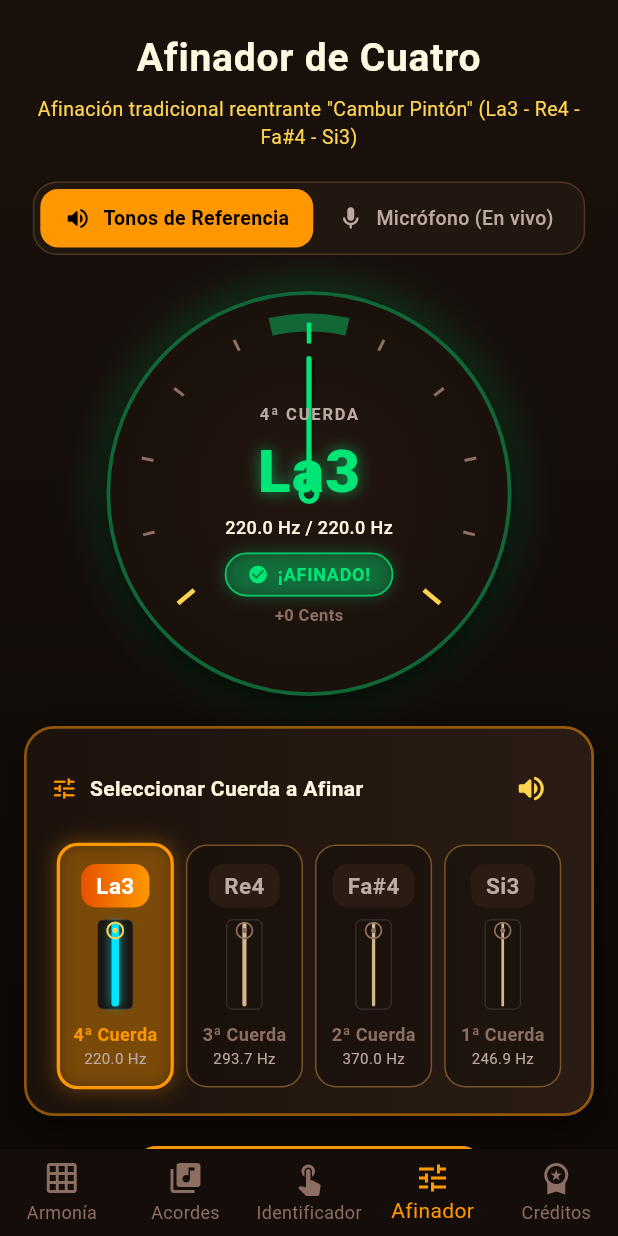
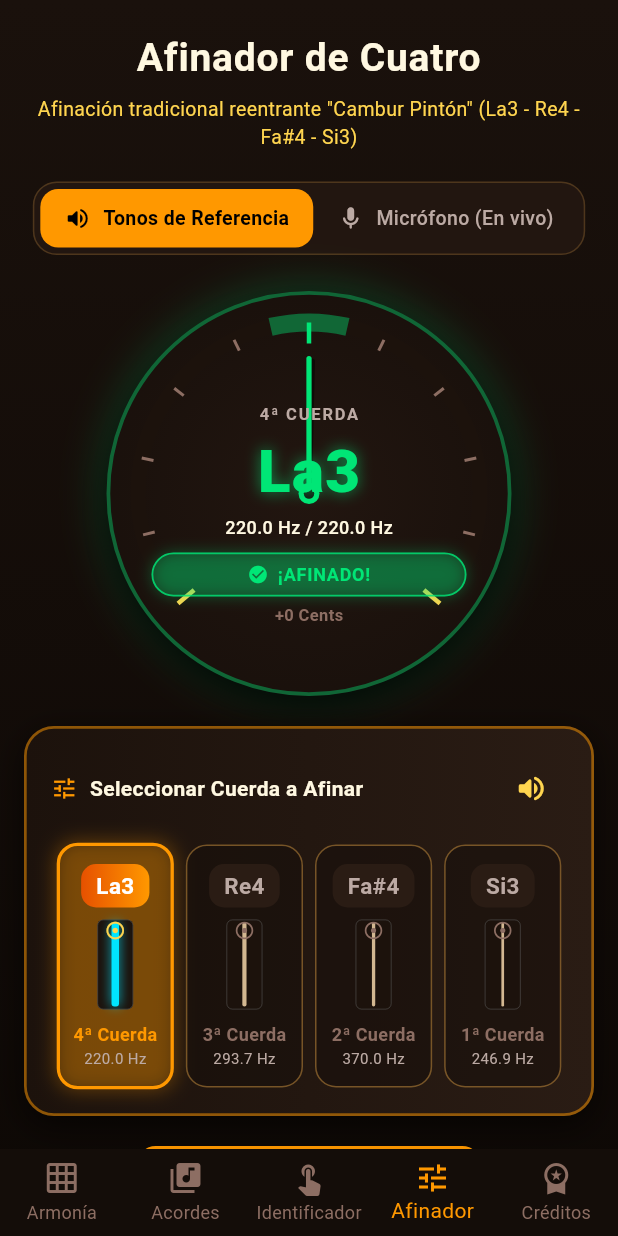
Before and after one commit to rookielector/cambur_pinton, a Flutter app: the screen it shows after launch, item 4 of the bottom bar chosen, on a phone screen of 412 x 824 dp. Run offline on Flutter 3.47's test engine with Material 3 defaults, Android fonts, the phone set to English and light mode, and no system bars; our stand-ins replace audioplayers; missing offline and left inert: dart:html, dart:js.

Commit message:
Correccion de errores en afinador

```diff
--- a/lib/presentation/screens/tab_tuner_screen.dart
+++ b/lib/presentation/screens/tab_tuner_screen.dart
@@ -393,6 +393,7 @@ class _TabTunerScreenState extends State<TabTunerScreen> {
           borderRadius: BorderRadius.circular(12),
         ),
         child: Row(
+          mainAxisSize: MainAxisSize.min,
           children: [
             Icon(
               icon,
@@ -429,12 +430,14 @@ class _TabTunerScreenState extends State<TabTunerScreen> {
                   size: 22,
                 ),
                 SizedBox(width: 10),
-                Text(
-                  'Instrucciones y Afinación Tradicional del Cuatro',
-                  style: TextStyle(
-                    color: AppColors.textPrimary,
-                    fontWeight: FontWeight.bold,
-                    fontSize: 16,
+                Expanded(
+                  child: Text(
+                    'Instrucciones y Afinación Tradicional del Cuatro',
+                    style: TextStyle(
+                      color: AppColors.textPrimary,
+                      fontWeight: FontWeight.bold,
+                      fontSize: 16,
+                    ),
                   ),
                 ),
               ],
--- a/lib/presentation/widgets/circular_tuner_dial_widget.dart
+++ b/lib/presentation/widgets/circular_tuner_dial_widget.dart
@@ -200,6 +200,7 @@ class _CircularTunerDialWidgetState extends State<CircularTunerDialWidget>
                       horizontal: 14,
                       vertical: 5,
                     ),
+                    constraints: const BoxConstraints(maxWidth: 210),
                     decoration: BoxDecoration(
                       color: statusColor.withValues(alpha: 0.18),
                       borderRadius: BorderRadius.circular(16),
@@ -215,7 +216,8 @@ class _CircularTunerDialWidgetState extends State<CircularTunerDialWidget>
                       ],
                     ),
                     child: Row(
-                      mainAxisSize: MainAxisSize.min,
+                      mainAxisSize: MainAxisSize.max,
+                      mainAxisAlignment: MainAxisAlignment.center,
                       children: [
                         Icon(
                           currentCents.abs() <= 4.0
@@ -227,13 +229,17 @@ class _CircularTunerDialWidgetState extends State<CircularTunerDialWidget>
                           size: 14,
                         ),
                         const SizedBox(width: 6),
-                        Text(
+                        Flexible(
+                          child: Text(
                             statusText,
+                            maxLines: 1,
+                            overflow: TextOverflow.ellipsis,
                             style: TextStyle(
                               color: statusColor,
                               fontSize: 12,
                               fontWeight: FontWeight.bold,
                               letterSpacing: 0.5,
+                            ),
                           ),
                         ),
                       ],
--- a/lib/presentation/widgets/cuatro_tuner_graphic_widget.dart
+++ b/lib/presentation/widgets/cuatro_tuner_graphic_widget.dart
@@ -44,17 +44,15 @@ class CuatroTunerGraphicWidget extends StatelessWidget {
         children: [
           // Section Title
           Row(
-            mainAxisAlignment: MainAxisAlignment.spaceBetween,
             children: [
-              const Row(
-                children: [
-                  Icon(
+              const Icon(
                 Icons.tune,
                 color: AppColors.primaryAmber,
                 size: 18,
               ),
-                  SizedBox(width: 8),
-                  Text(
+              const SizedBox(width: 8),
+              const Expanded(
+                child: Text(
                   'Seleccionar Cuerda a Afinar',
                   style: TextStyle(
                     color: AppColors.textPrimary,
@@ -62,7 +60,6 @@ class CuatroTunerGraphicWidget extends StatelessWidget {
                     fontSize: 14,
                   ),
                 ),
-                ],
               ),
               if (onPlaySound != null)
                 IconButton(
```
Also changed, not shown: 1 other file. Lines whose indentation alone changed are shown as unchanged.
